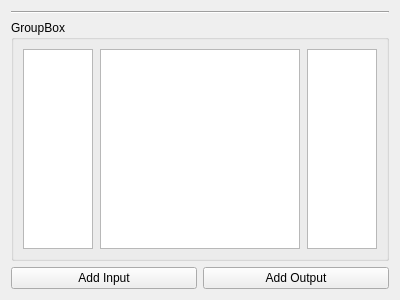
Above: qnodewidget.ui from SebastianSchwank/QNodesEditor before the change. Below: the same form after it.
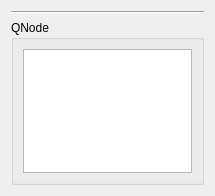
That is the form after the change.

```diff
--- a/qnodewidget.ui
+++ b/qnodewidget.ui
@@ -6,8 +6,8 @@
    <rect>
     <x>0</x>
     <y>0</y>
-    <width>400</width>
-    <height>300</height>
+    <width>215</width>
+    <height>196</height>
    </rect>
   </property>
   <property name="windowTitle">
@@ -17,42 +17,22 @@
    <item row="1" column="0" colspan="2">
     <widget class="QGroupBox" name="groupBox">
      <property name="title">
-      <string>GroupBox</string>
+      <string>QNode</string>
      </property>
      <layout class="QHBoxLayout" name="horizontalLayout_2">
       <item>
-       <layout class="QHBoxLayout" name="horizontalLayout" stretch="1,100,1">
+       <layout class="QHBoxLayout" name="horizontalLayout" stretch="100">
         <property name="spacing">
          <number>7</number>
         </property>
-        <item alignment="Qt::AlignLeft">
-         <widget class="QGraphicsView" name="graphicsView_2"/>
-        </item>
         <item>
          <widget class="QTextBrowser" name="textBrowser"/>
         </item>
-        <item alignment="Qt::AlignRight">
-         <widget class="QGraphicsView" name="graphicsView_3"/>
-        </item>
        </layout>
       </item>
      </layout>
     </widget>
    </item>
-   <item row="2" column="0">
-    <widget class="QPushButton" name="pushButton_2">
-     <property name="text">
-      <string>Add Input</string>
-     </property>
-    </widget>
-   </item>
-   <item row="2" column="1">
-    <widget class="QPushButton" name="pushButton">
-     <property name="text">
-      <string>Add Output</string>
-     </property>
-    </widget>
-   </item>
    <item row="0" column="0" colspan="2">
     <widget class="Line" name="line">
      <property name="orientation">
```
